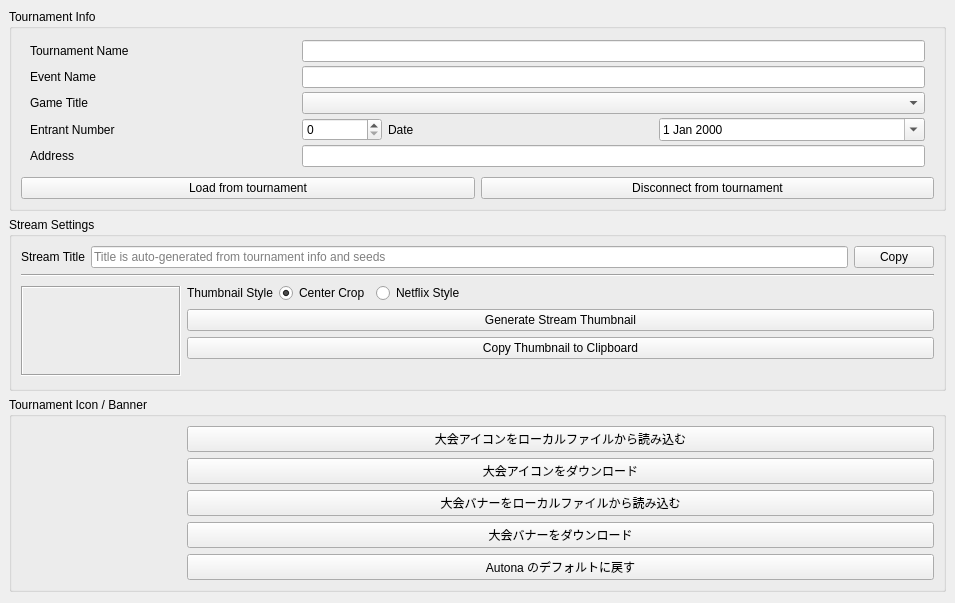
First picture: the form in src/layout/AutonaTournamentInfo.ui, repository yuya-tagu/Autona, before the edit.
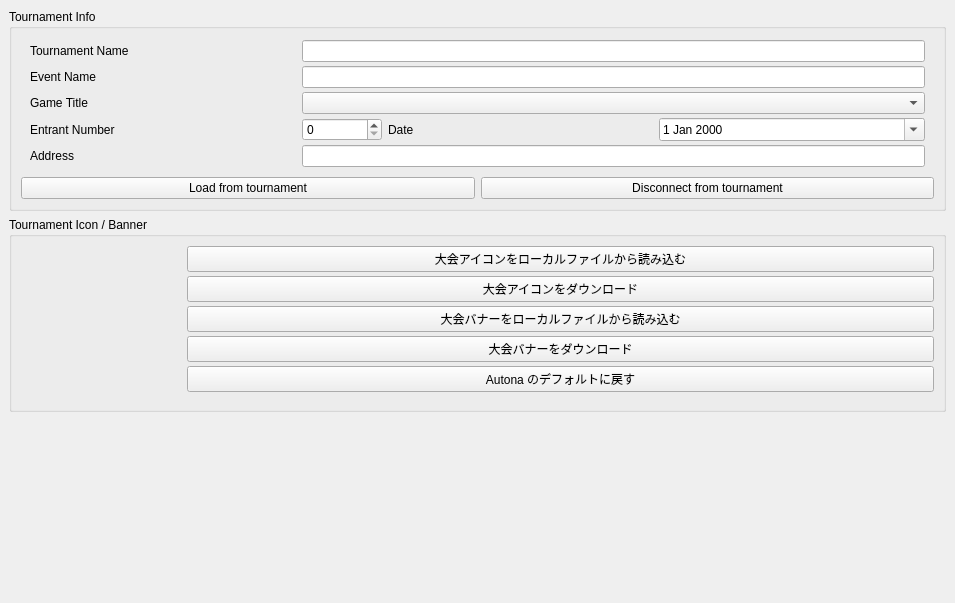
Second picture: the form after the edit.

Commit message: feat(stream): 配信設定パネルを新設し、配信まわりのデータ階層を分離

Patch:
```diff
--- a/src/layout/AutonaTournamentInfo.ui
+++ b/src/layout/AutonaTournamentInfo.ui
@@ -170,175 +170,6 @@
       </layout>
      </widget>
     </item>
-    <item>
-     <widget class="QGroupBox" name="groupBoxStream">
-      <property name="title">
-       <string>Stream Settings</string>
-      </property>
-      <layout class="QVBoxLayout" name="verticalLayoutStream">
-       <item>
-        <layout class="QHBoxLayout" name="horizontalLayoutStreamTitle">
-         <item>
-          <widget class="QLabel" name="labelStreamTitle">
-           <property name="text">
-            <string>Stream Title</string>
-           </property>
-          </widget>
-         </item>
-         <item>
-          <widget class="QLineEdit" name="streamTitleEdit">
-           <property name="sizePolicy">
-            <sizepolicy hsizetype="Expanding" vsizetype="Fixed">
-             <horstretch>0</horstretch>
-             <verstretch>0</verstretch>
-            </sizepolicy>
-           </property>
-           <property name="placeholderText">
-            <string>Title is auto-generated from tournament info and seeds</string>
-           </property>
-          </widget>
-         </item>
-         <item>
-          <widget class="QPushButton" name="btCopyStreamTitle">
-           <property name="sizePolicy">
-            <sizepolicy hsizetype="Fixed" vsizetype="Fixed">
-             <horstretch>0</horstretch>
-             <verstretch>0</verstretch>
-            </sizepolicy>
-           </property>
-           <property name="maximumSize">
-            <size>
-             <width>80</width>
-             <height>16777215</height>
-            </size>
-           </property>
-           <property name="text">
-            <string>Copy</string>
-           </property>
-          </widget>
-         </item>
-        </layout>
-       </item>
-       <item>
-        <widget class="Line" name="streamSectionDivider">
-         <property name="orientation">
-          <enum>Qt::Horizontal</enum>
-         </property>
-        </widget>
-       </item>
-       <item>
-        <layout class="QHBoxLayout" name="horizontalLayoutStreamThumb">
-         <item>
-          <widget class="QLabel" name="streamThumbPreview">
-           <property name="sizePolicy">
-            <sizepolicy hsizetype="Maximum" vsizetype="Maximum">
-             <horstretch>0</horstretch>
-             <verstretch>0</verstretch>
-            </sizepolicy>
-           </property>
-           <property name="minimumSize">
-            <size>
-             <width>160</width>
-             <height>90</height>
-            </size>
-           </property>
-           <property name="maximumSize">
-            <size>
-             <width>160</width>
-             <height>90</height>
-            </size>
-           </property>
-           <property name="frameShape">
-            <enum>QFrame::Box</enum>
-           </property>
-           <property name="frameShadow">
-            <enum>QFrame::Sunken</enum>
-           </property>
-           <property name="text">
-            <string/>
-           </property>
-           <property name="alignment">
-            <set>Qt::AlignCenter</set>
-           </property>
-          </widget>
-         </item>
-         <item>
-          <layout class="QVBoxLayout" name="verticalLayoutStreamThumb">
-           <item>
-            <layout class="QHBoxLayout" name="horizontalLayoutStreamStyle">
-             <item>
-              <widget class="QLabel" name="labelStreamThumbStyle">
-               <property name="text">
-                <string>Thumbnail Style</string>
-               </property>
-              </widget>
-             </item>
-             <item>
-              <widget class="QRadioButton" name="rbStreamThumbCenter">
-               <property name="text">
-                <string>Center Crop</string>
-               </property>
-               <property name="checked">
-                <bool>true</bool>
-               </property>
-              </widget>
-             </item>
-             <item>
-              <widget class="QRadioButton" name="rbStreamThumbNetflix">
-               <property name="text">
-                <string>Netflix Style</string>
-               </property>
-              </widget>
-             </item>
-             <item>
-              <spacer name="horizontalSpacerStreamStyle">
-               <property name="orientation">
-                <enum>Qt::Horizontal</enum>
-               </property>
-               <property name="sizeHint" stdset="0">
-                <size>
-                 <width>40</width>
-                 <height>20</height>
-                </size>
-               </property>
-              </spacer>
-             </item>
-            </layout>
-           </item>
-           <item>
-            <widget class="QPushButton" name="btGenerateStreamThumbnail">
-             <property name="text">
-              <string>Generate Stream Thumbnail</string>
-             </property>
-            </widget>
-           </item>
-           <item>
-            <widget class="QPushButton" name="btCopyStreamThumbnail">
-             <property name="text">
-              <string>Copy Thumbnail to Clipboard</string>
-             </property>
-            </widget>
-           </item>
-           <item>
-            <widget class="QLabel" name="streamThumbPath">
-             <property name="text">
-              <string/>
-             </property>
-             <property name="wordWrap">
-              <bool>true</bool>
-             </property>
-             <property name="textInteractionFlags">
-              <set>Qt::TextSelectableByMouse</set>
-             </property>
-            </widget>
-           </item>
-          </layout>
-         </item>
-        </layout>
-       </item>
-      </layout>
-     </widget>
-    </item>
     <item>
      <widget class="QGroupBox" name="groupBoxMedia">
       <property name="title">
@@ -429,6 +260,9 @@
        </item>
        <item>
         <layout class="QVBoxLayout" name="verticalLayoutMediaButtons">
+         <property name="spacing">
+          <number>4</number>
+         </property>
          <item>
           <widget class="QPushButton" name="btLoadIconFile">
            <property name="text">
@@ -464,6 +298,19 @@
            </property>
           </widget>
          </item>
+         <item>
+          <spacer name="verticalSpacerMediaButtons">
+           <property name="orientation">
+            <enum>Qt::Vertical</enum>
+           </property>
+           <property name="sizeHint" stdset="0">
+            <size>
+             <width>20</width>
+             <height>0</height>
+            </size>
+           </property>
+          </spacer>
+         </item>
         </layout>
        </item>
       </layout>
```
The commit also changes 18 other files.
